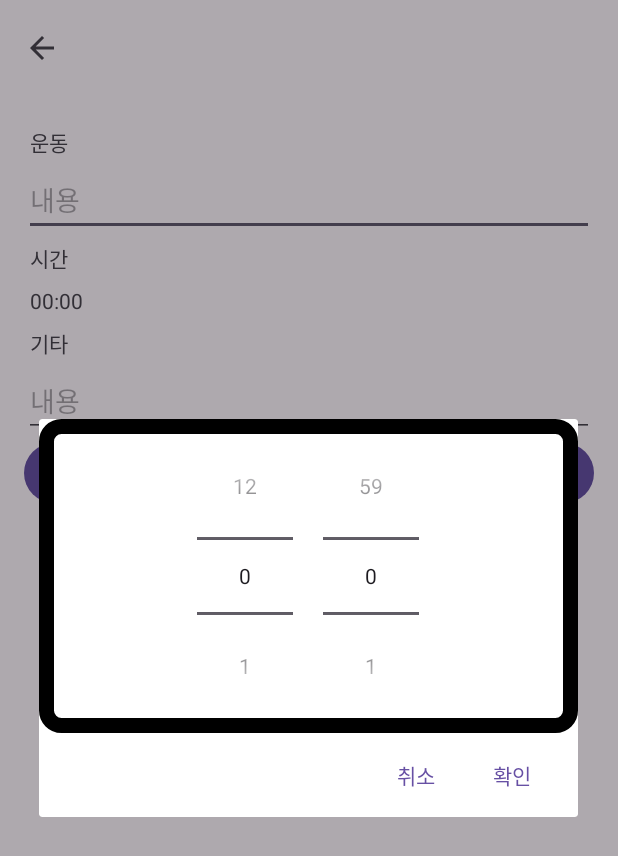
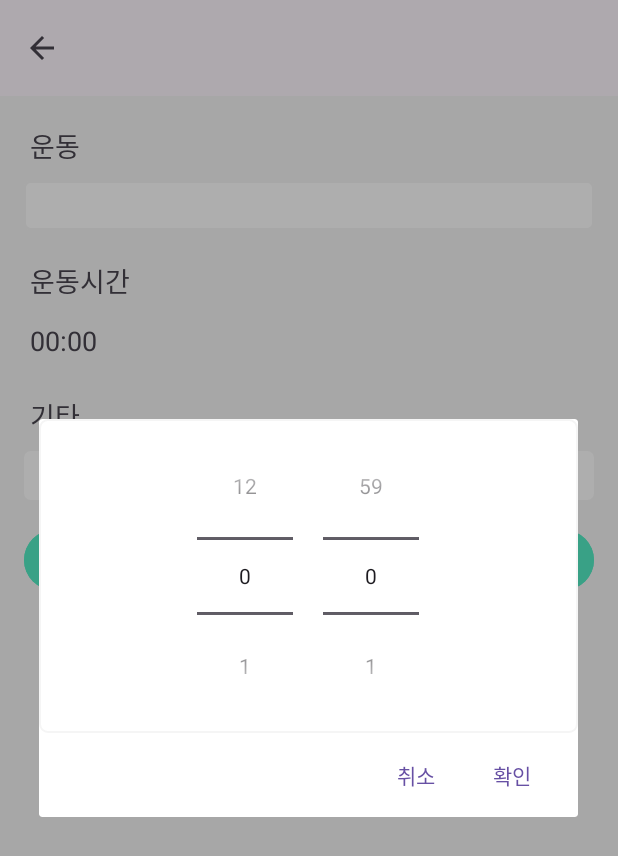
Before and after one commit to parkkh220706/FitnessDiary, an Android app: the EditActivity screen opened directly, with no data from a screen before it, after a tap on "00:00", on a phone screen of 412 x 824 dp. Shown: the top 856 px of the screen. Run offline under Robolectric (Android 15) with nearby library versions, the phone set to English and light mode, and no system bars; our stand-ins replace Firebase (no records; nobody signed in at launch, a user with empty details on screens opened directly); 1 statement that could not run was skipped.

```diff
--- /dev/null
+++ b/app/src/main/res/drawable/bg_rectangle.xml
@@ -0,0 +1,10 @@
+<?xml version="1.0" encoding="utf-8"?>
+<shape xmlns:android="http://schemas.android.com/apk/res/android"
+    android:shape="rectangle">
+
+    <stroke android:width="1dp" android:color="@color/background"/>
+    <solid android:color="@color/white"/>
+    <corners android:radius="4dp"/>
+
+
+</shape>
--- a/app/src/main/res/drawable/bg_timedialog.xml
+++ b/app/src/main/res/drawable/bg_timedialog.xml
@@ -1,15 +1,14 @@
 <?xml version="1.0" encoding="utf-8"?>
 <shape xmlns:android="http://schemas.android.com/apk/res/android">
 
-    <stroke android:width="10dp"
-        android:color="@color/black"/>
+    <stroke android:width="1dp" android:color="@color/background"/>
 
     <padding android:left="5dp"
         android:top="5dp"
         android:right="5dp"
         android:bottom="5dp"/>
 
-    <corners android:radius="10dp"/>
+    <corners android:radius="5dp"/>
 
     <solid android:color="@color/white"/>
 
--- a/app/src/main/res/drawable/ic_menu.xml
+++ b/app/src/main/res/drawable/ic_menu.xml
@@ -1,5 +1,5 @@
 <vector android:height="24dp" android:tint="#000000"
     android:viewportHeight="24" android:viewportWidth="24"
     android:width="24dp" xmlns:android="http://schemas.android.com/apk/res/android">
-    <path android:fillColor="@android:color/white" android:pathData="M3,18h18v-2L3,16v2zM3,13h18v-2L3,11v2zM3,6v2h18L21,6L3,6z"/>
+    <path android:fillColor="@android:color/white" android:pathData="M3,18h18v-2L3,16v2zM3,13h18v-2L3,11v2zM3,6v2h18L21,6L3,6z" />
 </vector>
--- a/app/src/main/res/layout/activity_edit.xml
+++ b/app/src/main/res/layout/activity_edit.xml
@@ -5,6 +5,7 @@
     android:layout_width="match_parent"
     android:layout_height="match_parent"
     android:orientation="vertical"
+    android:background="@color/background"
     tools:context=".EditActivity">
 
     <com.google.android.material.appbar.AppBarLayout
@@ -24,45 +25,61 @@
         android:layout_width="match_parent"
         android:layout_height="wrap_content"
         android:orientation="vertical"
+        android:padding="16dp">
 
-        android:padding="16dp">
+        <TextView
+            android:fontFamily="@font/notosansr"
+            android:includeFontPadding="false"
+            android:maxEms="20"
+            android:padding="4dp"
+            android:textSize="18sp"
+            android:layout_width="wrap_content"
+            android:layout_height="wrap_content"
+            android:text="운동"/>
+
+        <EditText
+            android:background="@drawable/bg_rectangle"
+            android:id="@+id/tv_workout"
+            android:layout_marginTop="6dp"
+            android:padding="4dp"
+            android:layout_width="match_parent"
+            android:layout_height="wrap_content"
+            android:hint=""/>
 
         <TextView
             android:padding="4dp"
             android:layout_width="wrap_content"
             android:layout_height="wrap_content"
-            android:text="운동"/>
-
-        <EditText
-            android:id="@+id/tv_workout"
-            android:layout_width="match_parent"
-            android:layout_height="wrap_content"
-            android:hint="내용"/>
-
-        <TextView
-            android:padding="4dp"
-            android:layout_width="wrap_content"
-            android:layout_height="wrap_content"
-            android:text="시간"/>
+            android:layout_marginTop="16dp"
+            android:textSize="18sp"
+            android:text="운동시간"/>
 
         <TextView
             android:id="@+id/tv_date"
             android:padding="4dp"
+            android:textSize="18sp"
+            android:layout_marginTop="6dp"
             android:layout_width="wrap_content"
             android:layout_height="wrap_content"
             android:text="00:00"/>
 
         <TextView
+            android:textSize="18sp"
             android:padding="4dp"
             android:layout_width="wrap_content"
             android:layout_height="wrap_content"
+            android:layout_marginTop="16dp"
             android:text="기타"/>
 
         <EditText
             android:id="@+id/tv_memo"
+            android:background="@drawable/bg_rectangle"
+            android:backgroundTint="@color/white"
+            android:padding="4dp"
+            android:layout_marginTop="6dp"
             android:layout_width="match_parent"
             android:layout_height="wrap_content"
-            android:hint="내용"/>
+            android:hint=""/>
 
 <!--        <TextView
             android:padding="4dp"
@@ -79,8 +96,14 @@
 
         <Button
             android:id="@+id/btn_done"
+            android:layout_marginTop="16dp"
             android:layout_width="match_parent"
             android:layout_height="wrap_content"
+            android:backgroundTint="@color/primary"
+            android:textSize="16dp"
+            android:textStyle="bold"
+            android:fontFamily="@font/head1"
+            android:includeFontPadding="false"
             android:text="입력완료"/>
 
 
--- a/app/src/main/res/layout/activity_main.xml
+++ b/app/src/main/res/layout/activity_main.xml
@@ -29,7 +29,10 @@
                         android:id="@+id/btn_menu"
                         android:layout_width="40dp"
                         android:layout_height="40dp"
-                        android:layout_margin="4dp"
+                        android:layout_marginStart="4dp"
+                        android:layout_marginTop="4dp"
+                        android:layout_marginEnd="4dp"
+                        android:layout_marginBottom="4dp"
                         android:background="@drawable/ic_menu" />
 
                     <TextView
@@ -70,18 +73,21 @@
                 app:cv_outDateStyle="endOfRow"
                 android:layout_width="match_parent"
                 android:layout_height="300dp"
+                android:background="@color/white"
                 app:cv_dayViewResource="@layout/calendar_day"
                 app:cv_monthHeaderResource="@layout/calendar_header"
                 app:cv_daySize="rectangle"
                 android:id="@+id/OneDayCalendar"/>
 
             <TextView
-                android:layout_width="wrap_content"
+                android:fontFamily="@font/head1"
+                android:layout_width="match_parent"
                 android:layout_height="wrap_content"
+                android:includeFontPadding="false"
                 android:paddingLeft="10dp"
                 android:paddingTop="5dp"
                 android:paddingBottom="5dp"
-                android:layout_marginLeft="5dp"
+                android:background="@color/background"
                 android:text="날짜"
                 android:textSize="16sp"
                 android:textStyle="bold"
@@ -90,6 +96,7 @@
             <androidx.recyclerview.widget.RecyclerView
                 android:layout_marginBottom="44dp"
                 android:id="@+id/rv_workout"
+                android:background="@color/white"
                 android:layout_width="match_parent"
                 android:layout_height="wrap_content"/>
 
@@ -107,13 +114,17 @@
 
     </androidx.drawerlayout.widget.DrawerLayout>
 
+
     <Button
         android:layout_gravity="bottom|center_horizontal"
         android:id="@+id/btn_add"
         android:layout_width="match_parent"
         android:layout_height="wrap_content"
+        android:backgroundTint="@color/primary"
         app:layout_anchor="@id/main_drawer_layout"
         app:layout_anchorGravity="bottom|center_horizontal"
+        android:padding="0dp"
+        android:layout_margin="0dp"
         android:text="Add Workout" />
 
 
--- a/app/src/main/res/layout/calendar_header.xml
+++ b/app/src/main/res/layout/calendar_header.xml
@@ -1,8 +1,7 @@
 <?xml version="1.0" encoding="utf-8"?>
 <FrameLayout xmlns:android="http://schemas.android.com/apk/res/android"
     android:layout_width="match_parent"
-    android:layout_height="wrap_content"
-    android:paddingVertical="10dp">
+    android:layout_height="wrap_content">
 
     <include
         layout="@layout/calendar_day_titles_container"
--- a/app/src/main/res/layout/recyclerview_workout.xml
+++ b/app/src/main/res/layout/recyclerview_workout.xml
@@ -17,10 +17,10 @@
             android:layout_width="match_parent"
             android:layout_height="wrap_content"
             android:includeFontPadding="false"
-            android:padding="4dp"
             android:text="Title"
             android:textColor="@color/black"
             android:fontFamily="@font/notosansr"
+            android:paddingLeft="4dp"
             android:textSize="20sp"
             android:textStyle="bold" />
 
--- a/app/src/main/res/values/colors.xml
+++ b/app/src/main/res/values/colors.xml
@@ -2,4 +2,8 @@
 <resources>
     <color name="black">#FF000000</color>
     <color name="white">#FFFFFFFF</color>
+    <color name="background">#F5F5F5</color>
+    <color name="primary">#54ECC4</color>
+
+
 </resources>
```
